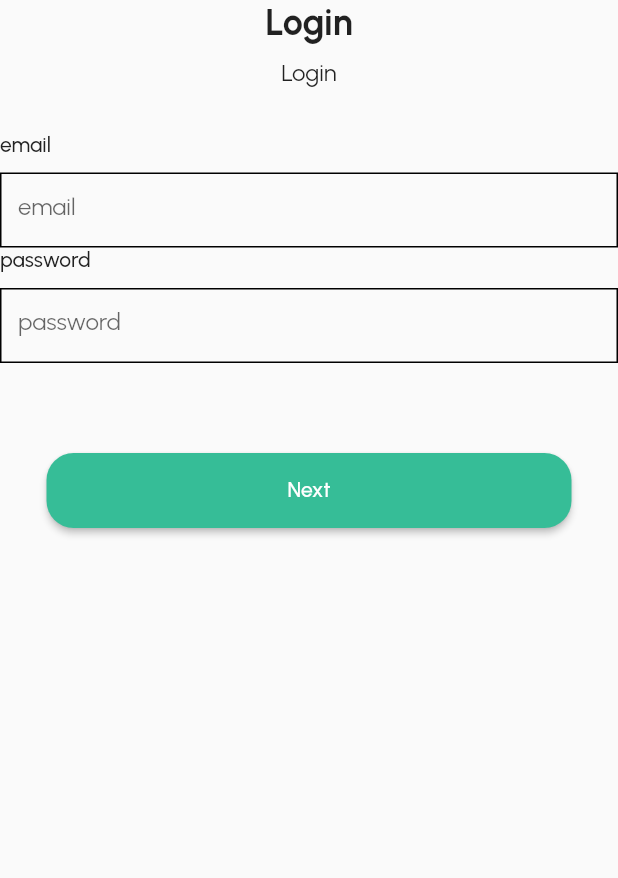
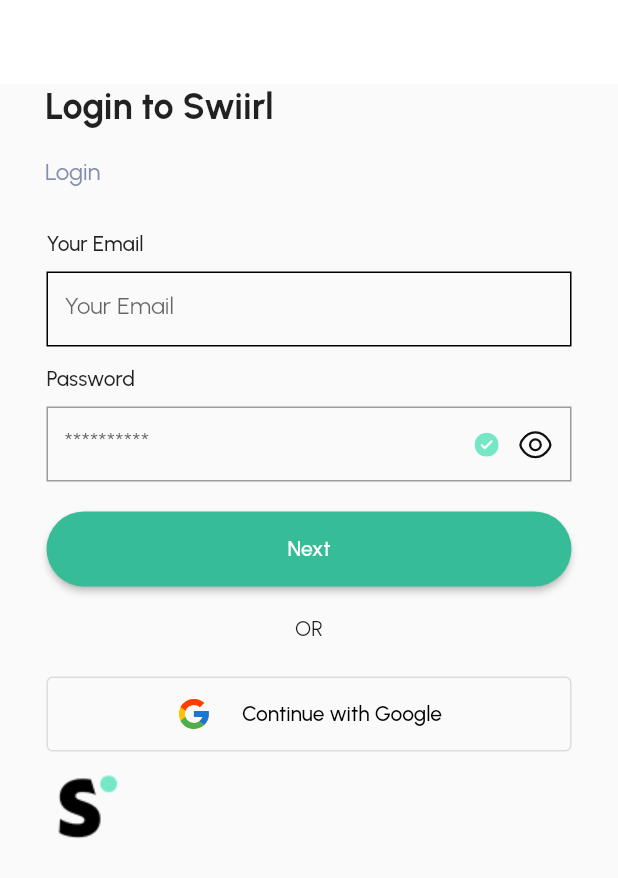
Before and after one commit to mikehong9190/frontend, a Flutter app: the LoginWidget screen opened directly, on a phone screen of 412 x 824 dp. Shown: the top 878 px of the screen. Run offline on Flutter 3.47's test engine with Material 2 defaults, Android fonts, the phone set to English and light mode, and no system bars; our stand-ins replace flutter_svg, flutter_typeahead, fluttertoast, google_fonts, google_sign_in, image_picker; project files that could hold a hidden picture were left out.

Commit message:
login Integration

```diff
--- a/lib/Pages/RegistrationPages.dart
+++ b/lib/Pages/RegistrationPages.dart
@@ -1,4 +1,5 @@
 import 'package:flutter/material.dart';
+import 'package:provider/provider.dart';
 // import 'package:flutter_svg/flutter_svg.dart';
 // import 'package:google_fonts/google_fonts.dart';
 // import 'package:textfield_search/textfield_search.dart';
@@ -226,7 +227,7 @@ Widget ThirdPageWidget(
     getSchools,
     clickOnSuggestion,
     clickOnSchool) {
-  print(getSchools);
+
   return Center(
     child: Column(
       children: [
@@ -309,6 +310,7 @@ class _GoogleAuthWidgetState extends State<GoogleAuthWidget> {
   late var schoolId = '';
   bool isLoading = false;
   late var userId;
+
   void didChangeDependencies() {
     super.didChangeDependencies();
     final UserId = (ModalRoute.of(context)?.settings.arguments ??
--- a/lib/Pages/login.dart
+++ b/lib/Pages/login.dart
@@ -4,17 +4,18 @@ import 'package:fluttertoast/fluttertoast.dart';
 // import 'package:google_fonts/google_fonts.dart';
 import 'package:http/http.dart';
 import 'dart:convert';
-
+import '../components/Button.dart';
 import '../components/TextField.dart';
 // import '../components/Button.dart';
 
 class LoginResponse {
   final String message;
-  final Object data;
+  final idResponse data;
   const LoginResponse({required this.message, required this.data});
 
   factory LoginResponse.fromJson(Map<String, dynamic> json) {
-    return LoginResponse(message: json['message'], data: json['data']);
+    return LoginResponse(
+        message: json['message'], data: idResponse.fromJson(json["data"]));
   }
 }
 
@@ -23,6 +24,11 @@ class idResponse {
   final String token;
 
   const idResponse({required this.id, required this.token});
+
+  factory idResponse.fromJson(Map<String, dynamic> json) => idResponse(
+        id: json["id"],
+        token: json["token"],
+      );
 }
 
 class LoginWidget extends StatefulWidget {
@@ -35,6 +41,14 @@ class LoginWidget extends StatefulWidget {
 class _LoginWidgetState extends State<LoginWidget> {
   final emailController = TextEditingController();
   final passwordController = TextEditingController();
+  bool isPasswordHidden = true;
+  bool isPasswordValid = true;
+
+  @override
+  void didChangeDependencies() {
+    super.didChangeDependencies();
+    // put your logic from initState here
+  }
 
   void login() async {
     try {
@@ -45,21 +59,18 @@ class _LoginWidgetState extends State<LoginWidget> {
             "emailId": emailController.text,
             "password": passwordController.text
           }));
-
+      print(response.body);
       final jsonData = LoginResponse.fromJson(jsonDecode(response.body));
+      print(jsonData.data.id);
       if (response.statusCode == 200) {
-        Fluttertoast.showToast(
-          msg: jsonData.message,
-          backgroundColor: const Color.fromRGBO(54, 189, 151, 1),
-        );
+        Navigator.pushNamed(context, "/app", arguments: {
+          "UserId": jsonData.data.id,
+          "message": jsonData.message
+        });
       }
     } catch (error) {
       print(error);
     }
-  }
-
-  void getLogin() {
-    login();
   }
 
   @override
@@ -75,26 +86,58 @@ class _LoginWidgetState extends State<LoginWidget> {
     });
   }
 
+  void changePasswordVisibility() {
+    setState(() {
+      isPasswordHidden = !isPasswordHidden;
+    });
+  }
+
   @override
   Widget build(context) {
     return Scaffold(
+        appBar: AppBar(
+          backgroundColor: Colors.white,
+          elevation: 0,
+        ),
         body: Center(
           child: Column(
             children: [
-          const Text(
-            "Login",
-            style: TextStyle(fontSize: 24, fontWeight: FontWeight.w700),
+              Padding(
+                padding: EdgeInsets.only(left: 30),
+                child: Column(
+                  children: [
+                    const Align(
+                      alignment: Alignment.topLeft,
+                      child: Text("Login to Swiirl",
+                          style: TextStyle(
+                              fontSize: 24, fontWeight: FontWeight.w700)),
                     ),
                     const SizedBox(
-            height: 10,
+                      height: 20,
                     ),
-          const Text("Login",
-              style: TextStyle(fontSize: 16, fontWeight: FontWeight.w400)),
-          const SizedBox(height: 30),
-          TextFieldWidget("email", emailController, false, null, true),
-          TextFieldWidget("password", passwordController, false, null, true),
+                    const Align(
+                        alignment: Alignment.topLeft,
+                        child: Text("Login",
+                            style: TextStyle(
+                                fontSize: 16,
+                                fontWeight: FontWeight.w400,
+                                color: Color.fromRGBO(132, 143, 172, 1)))),
                     const SizedBox(
-            height: 60,
+                      height: 30,
+                    ),
+                  ],
+                ),
+              ),
+              TextFieldWidget("Your Email", emailController, false, null, true),
+              PasswordFieldWidget(
+                  "Password",
+                  passwordController,
+                  isPasswordHidden,
+                  isPasswordValid,
+                  true,
+                  changePasswordVisibility),
+              const SizedBox(
+                height: 20,
               ),
               ButtonTheme(
                 child: SizedBox(
@@ -104,14 +147,40 @@ class _LoginWidgetState extends State<LoginWidget> {
                       style: ButtonStyle(
                           backgroundColor: MaterialStateProperty.all(
                               const Color.fromRGBO(54, 189, 151, 1)),
-                      shape: MaterialStateProperty.all<RoundedRectangleBorder>(
+                          shape:
+                              MaterialStateProperty.all<RoundedRectangleBorder>(
                                   RoundedRectangleBorder(
-                              borderRadius: BorderRadius.circular(18.0)))),
+                                      borderRadius:
+                                          BorderRadius.circular(30.0)))),
                       onPressed: () {
-                    getLogin();
+                        login();
+                        // print(controller1.text);
+                        // print(controller2.text);
                       },
                       child: const Text("Next"),
                     )),
+              ),
+              const SizedBox(
+                height: 20,
+              ),
+              const Align(
+                  alignment: Alignment.topCenter,
+                  child: SizedBox(
+                    height: 30,
+                    child: Text('OR'),
+                  )),
+              const OAuthButtonWidget(
+                  content: "Continue with Google", iconUrl: "Google"),
+              const SizedBox(
+                height: 10,
+              ),
+              SizedBox(
+                width: 350,
+                child: Align(
+                  alignment: Alignment.bottomLeft,
+                  child:
+                      Image.asset("assets/images/swiirl-S-Mark-Aqua-Dot 4.png"),
+                ),
               ),
             ],
           ),
--- a/lib/components/Button.dart
+++ b/lib/components/Button.dart
@@ -24,6 +24,7 @@ class OAuthButtonWidget extends StatelessWidget {
           "openid"
         ],
       );
+      print (_googleSignIn);
       try {
         final result = await _googleSignIn.signIn();
         final ggAuth = await result?.authentication;
@@ -74,11 +75,13 @@ class OAuthButtonWidget extends StatelessWidget {
         //   int endLength = token.length;
         //   token = token.substring(initLength, endLength);
         // }
+        print (token);
         final response = await post(
             Uri.parse(
                 'https://ddxiecjzr8.execute-api.us-east-1.amazonaws.com/v1/signup'),
             body: jsonEncode({"idToken": token}));
         final jsonData = Welcome.fromJson(jsonDecode(response.body));
+        print (response.body);
         // if (response.statusCode ==)
         // print(response.body);
         if (response.statusCode == 200 &&
@@ -103,7 +106,7 @@ class OAuthButtonWidget extends StatelessWidget {
           height: 10,
         ),
         SizedBox(
-          width: double.infinity,
+          width: 350,
           height: 50,
           child: OutlinedButton(
               child: Row(
@@ -118,6 +121,7 @@ class OAuthButtonWidget extends StatelessWidget {
                   Text(
                     content,
                     textAlign: TextAlign.center,
+                    style: TextStyle (color: Colors.black),
                   ),
                   Expanded(child: Container())
                 ],
--- a/lib/components/TextField.dart
+++ b/lib/components/TextField.dart
@@ -17,7 +17,7 @@ Widget TextFieldWidget(
   return Column(
     children: [
       SizedBox(
-        width: double.infinity,
+        width: 350,
         child: Align(
             alignment: AlignmentDirectional.bottomStart,
             child: Text(label,
@@ -29,7 +29,7 @@ Widget TextFieldWidget(
       ),
       SizedBox(
           height: 50,
-          width: double.infinity,
+          width: 350,
           child: TextField(
             enabled: isEnabled,
             controller: controller,
@@ -125,7 +125,7 @@ Widget SchoolSearchFieldWidget(
     children: [
       SizedBox(
         height: 30,
-        width: double.infinity,
+        width: 350,
         child: Align(
             alignment: AlignmentDirectional.bottomStart,
             child: Text(label,
```
Also changed, not shown: lib/Pages/Registration.dart (+7 -0 lines), lib/Pages/ResetPassword.dart (+31 -15 lines), lib/Pages/UpdateProfile.dart (+69 -34 lines), lib/Pages/home.dart (+35 -18 lines), lib/main.dart (+10 -3 lines), lib/store.dart (+16 -0 lines), assets/images/defaultImage.png (added). Lines whose indentation alone changed are shown as unchanged.
